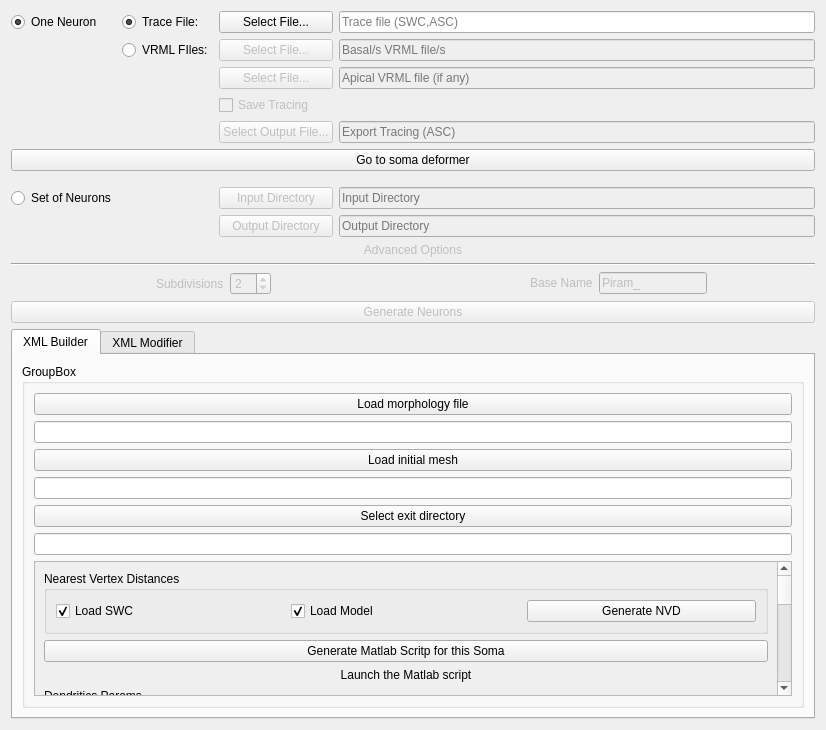
vg-lab/Neuronize, file Neuronize/SomaCreatorWidget.ui: the form before one commit.
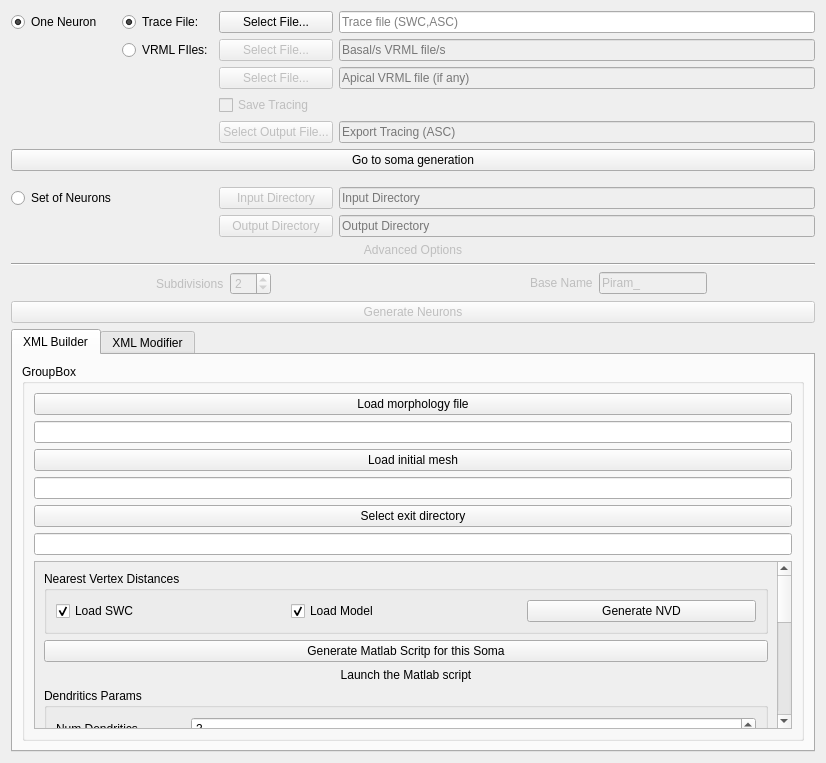
The form after the commit.

```diff
--- a/Neuronize/SomaCreatorWidget.ui
+++ b/Neuronize/SomaCreatorWidget.ui
@@ -7,7 +7,7 @@
     <x>0</x>
     <y>0</y>
     <width>826</width>
-    <height>730</height>
+    <height>763</height>
    </rect>
   </property>
   <property name="windowTitle">
@@ -160,7 +160,7 @@
      <item row="6" column="0" colspan="4">
       <widget class="QPushButton" name="pushButton_GoToSomaDeformer">
        <property name="text">
-        <string>Go to soma deformer</string>
+        <string>Go to soma generation</string>
        </property>
       </widget>
      </item>
@@ -432,8 +432,8 @@
               <rect>
                <x>0</x>
                <y>0</y>
-               <width>746</width>
-               <height>498</height>
+               <width>745</width>
+               <height>545</height>
               </rect>
              </property>
              <layout class="QVBoxLayout" name="verticalLayout">
```
Left out of the diff: 13 changed lines with no effect on the pictures.
